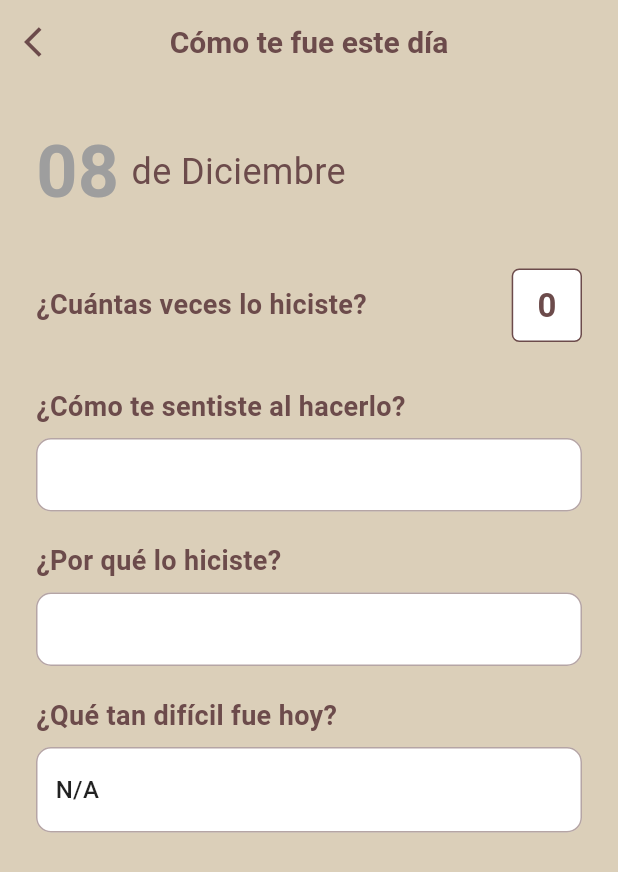
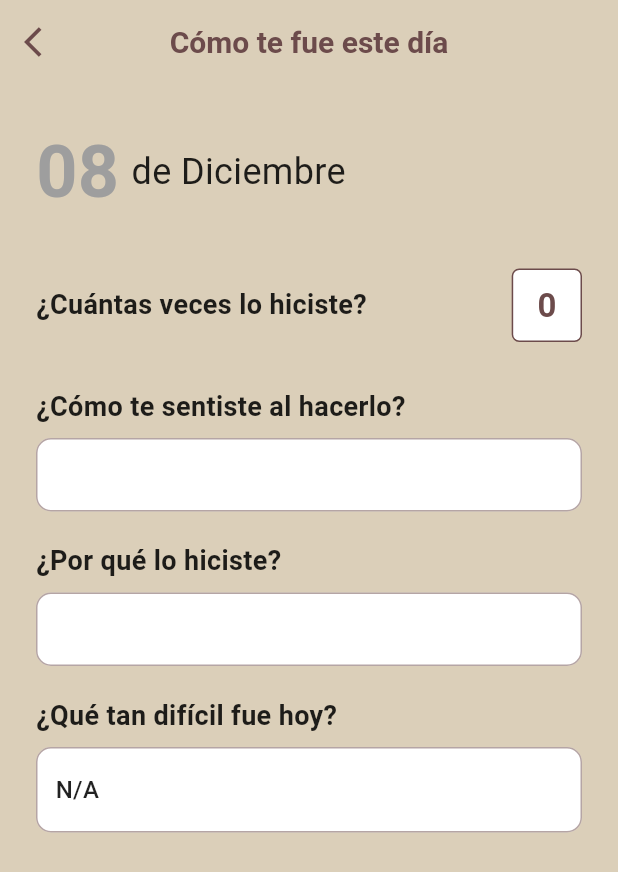
Before and after one commit to Toad24F/Jardin_frontend, a Flutter app: the DailyLogDetailScreen screen opened directly with empty values, on a phone screen of 412 x 824 dp. Shown: the top 872 px of the screen. Run offline on Flutter 3.47's test engine with Material 3 defaults, Android fonts, the phone set to English and light mode, and no system bars; our stand-ins replace dio, flutter_riverpod, shared_preferences, table_calendar; accounts and stored records are empty.

```diff
--- a/lib/screens/daily_log_detail_screen.dart
+++ b/lib/screens/daily_log_detail_screen.dart
@@ -3,11 +3,7 @@ import 'package:flutter_riverpod/flutter_riverpod.dart';
 import '../models/registro_dia.dart';
 import 'package:intl/intl.dart'; // Importar intl para formatear la fecha
 
-// Definición de colores principales (para consistencia)
-const Color primaryColor = Color(0xFF6C4B4B);
-const Color lightBackgroundColor = Color(0xFFDBCFB9);
-const Color inputFillColor = Colors.white;
-
+// Mantenemos solo el mapeo de dificultad y los colores semánticos (estado)
 // Mapeo de Dificultad para mostrar el texto en lugar del número
 const Map<int, String> dificultadMap = {
   1: 'Muy fácil',
@@ -23,29 +19,23 @@ class DailyLogDetailScreen extends ConsumerWidget {
   // Recibimos el registro completo para mostrar sus datos
   const DailyLogDetailScreen({super.key, required this.registro});
 
-  @override
-  Widget build(BuildContext context, WidgetRef ref) {
-    // Título principal con la fecha formateada
-    final DateFormat formatter = DateFormat('dd');
-    final String day = formatter.format(registro.fecha);
-    final String monthName = _dayjsMonthName(registro.fecha);
+  // Widget de utilidad para mostrar campos de texto (solo lectura)
+  Widget _buildReadOnlyField(BuildContext context, String label, String content) {
+    final theme = Theme.of(context);
+    final primaryColor = theme.colorScheme.primary;
+    final cardColor = theme.colorScheme.surface;
+    final onBackground = theme.colorScheme.onBackground;
 
-    // El color del número del día depende del estado
-    final Color dayNumberColor = _getStateColor(registro.estado);
-
-    // Estilos
-    final TextStyle sectionTitleStyle = const TextStyle(
+    final TextStyle sectionTitleStyle = TextStyle(
       fontSize: 18,
       fontWeight: FontWeight.bold,
-      color: primaryColor,
+      color: onBackground,
     );
-    final TextStyle contentTextStyle = const TextStyle(
+    final TextStyle contentTextStyle = TextStyle(
       fontSize: 16,
-      color: Colors.black87,
+      color: onBackground,
     );
 
-    // Widget de utilidad para mostrar campos de texto (solo lectura)
-    Widget _buildReadOnlyField(String label, String content) {
     return Column(
       crossAxisAlignment: CrossAxisAlignment.start,
       children: [
@@ -55,7 +45,7 @@ class DailyLogDetailScreen extends ConsumerWidget {
           width: double.infinity,
           padding: const EdgeInsets.all(12),
           decoration: BoxDecoration(
-              color: inputFillColor,
+            color: cardColor, // Fondo dinámico
             borderRadius: BorderRadius.circular(10),
             border: Border.all(color: primaryColor.withOpacity(0.5)),
           ),
@@ -70,8 +60,23 @@ class DailyLogDetailScreen extends ConsumerWidget {
   }
 
   // Widget de utilidad para mostrar el campo de Dificultad (Texto simple)
-    Widget _buildDifficultyDisplay(int difficulty) {
+  Widget _buildDifficultyDisplay(BuildContext context, int difficulty) {
+    final theme = Theme.of(context);
+    final primaryColor = theme.colorScheme.primary;
+    final cardColor = theme.colorScheme.surface;
+    final onBackground = theme.colorScheme.onBackground;
+
     final difficultyText = dificultadMap[difficulty] ?? 'N/A';
+
+    final TextStyle sectionTitleStyle = TextStyle(
+      fontSize: 18,
+      fontWeight: FontWeight.bold,
+      color: onBackground,
+    );
+    final TextStyle contentTextStyle = TextStyle(
+      fontSize: 16,
+      color: onBackground,
+    );
 
     return Column(
       crossAxisAlignment: CrossAxisAlignment.start,
@@ -82,7 +87,7 @@ class DailyLogDetailScreen extends ConsumerWidget {
           width: double.infinity,
           padding: const EdgeInsets.symmetric(vertical: 16, horizontal: 12),
           decoration: BoxDecoration(
-              color: inputFillColor,
+            color: cardColor, // Fondo dinámico
             borderRadius: BorderRadius.circular(10),
             border: Border.all(color: primaryColor.withOpacity(0.5)),
           ),
@@ -96,15 +101,37 @@ class DailyLogDetailScreen extends ConsumerWidget {
     );
   }
 
+  @override
+  Widget build(BuildContext context, WidgetRef ref) {
+    final theme = Theme.of(context);
+    final primaryColor = theme.colorScheme.primary;
+    final onBackground = theme.colorScheme.onBackground;
+    final cardColor = theme.colorScheme.surface;
+
+    // Título principal con la fecha formateada
+    final DateFormat formatter = DateFormat('dd');
+    final String day = formatter.format(registro.fecha);
+    final String monthName = _dayjsMonthName(registro.fecha);
+
+    // El color del número del día depende del estado
+    final Color dayNumberColor = _getStateColor(registro.estado);
+
+    // Estilos dinámicos
+    final TextStyle sectionTitleStyle = TextStyle(
+      fontSize: 18,
+      fontWeight: FontWeight.bold,
+      color: onBackground, // Título de sección usa onBackground
+    );
+
     return Scaffold(
-      backgroundColor: lightBackgroundColor,
+      // Ya no tiene backgroundColor fijo, usa theme.scaffoldBackgroundColor
       appBar: AppBar(
-        backgroundColor: lightBackgroundColor,
+        // Los colores de AppBar se heredan de theme.appBarTheme
         elevation: 0,
-        title: Text('Cómo te fue este día', style: sectionTitleStyle.copyWith(fontSize: 20)),
+        title: Text('Cómo te fue este día', style: sectionTitleStyle.copyWith(fontSize: 20, color: primaryColor)),
         centerTitle: true,
         leading: IconButton(
-          icon: const Icon(Icons.arrow_back_ios, color: primaryColor),
+          icon: Icon(Icons.arrow_back_ios, color: primaryColor),
           onPressed: () => Navigator.pop(context),
         ),
       ),
@@ -127,7 +154,7 @@ class DailyLogDetailScreen extends ConsumerWidget {
                 const SizedBox(width: 8),
                 Text(
                   'de $monthName',
-                  style: sectionTitleStyle.copyWith(fontSize: 24, fontWeight: FontWeight.normal),
+                  style: sectionTitleStyle.copyWith(fontSize: 24, fontWeight: FontWeight.normal, color: onBackground),
                 ),
               ],
             ),
@@ -143,11 +170,11 @@ class DailyLogDetailScreen extends ConsumerWidget {
                   decoration: BoxDecoration(
                     border: Border.all(color: primaryColor),
                     borderRadius: BorderRadius.circular(5),
-                    color: inputFillColor,
+                    color: cardColor, // Fondo dinámico
                   ),
                   child: Text(
                     registro.vecesRealizadas.toString(),
-                    style: const TextStyle(fontSize: 22, fontWeight: FontWeight.bold, color: primaryColor),
+                    style: TextStyle(fontSize: 22, fontWeight: FontWeight.bold, color: primaryColor),
                   ),
                 ),
               ],
@@ -156,24 +183,36 @@ class DailyLogDetailScreen extends ConsumerWidget {
 
             // --- SENTIMIENTO (Caja de texto de solo lectura) ---
             _buildReadOnlyField(
+              context,
               '¿Cómo te sentiste al hacerlo?',
               registro.sentimiento ?? 'No se registró sentimiento.',
             ),
 
             // --- MOTIVO (Caja de texto de solo lectura) ---
             _buildReadOnlyField(
+              context,
               '¿Por qué lo hiciste?',
               registro.motivo ?? 'No se registró motivo.',
             ),
 
             // --- DIFICULTAD (Texto simple sin Dropdown) ---
-            _buildDifficultyDisplay(registro.dificultad),
+            _buildDifficultyDisplay(context, registro.dificultad),
 
             const SizedBox(height: 20),
           ],
         ),
       ),
     );
+  }
+
+  // Función auxiliar para obtener el color basado en el estado (Colores semánticos fijos)
+  Color _getStateColor(int estado) {
+    switch (estado) {
+      case 3: return const Color(0xFF7D9C68); // successColor (Verde)
+      case 2: return const Color(0xFFFFC107); // warningColor (Amarillo)
+      case 1: return const Color(0xFFDC3545); // failureColor (Rojo)
+      default: return Colors.grey;
+    }
   }
 
   // Función auxiliar para obtener el nombre del mes en español
@@ -194,14 +233,4 @@ class DailyLogDetailScreen extends ConsumerWidget {
       default: return '';
     }
   }
-
-  // Función auxiliar para obtener el color basado en el estado
-  Color _getStateColor(int estado) {
-    switch (estado) {
-      case 3: return const Color(0xFF7D9C68); // successColor (Verde)
-      case 2: return const Color(0xFFFFC107); // warningColor (Amarillo)
-      case 1: return const Color(0xFFDC3545); // failureColor (Rojo)
-      default: return Colors.grey;
 }
-  }
-}
```
Lines whose indentation alone changed are shown as unchanged.
